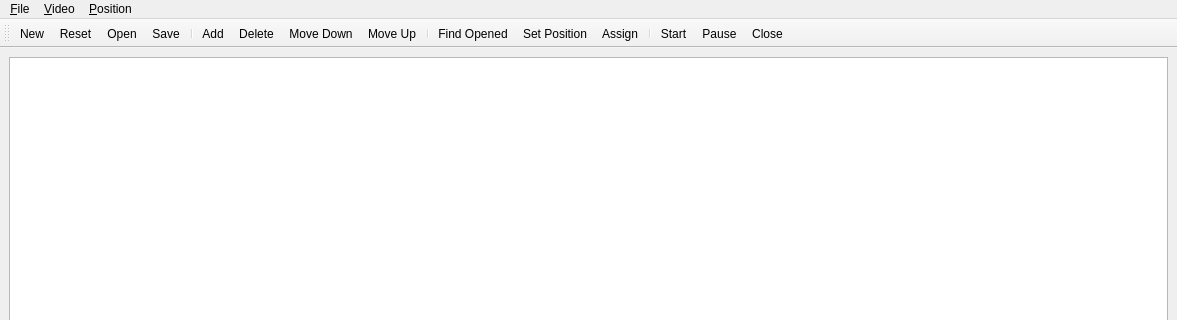
Qt form src/ui/vlc.ui (ostr00000/multi-video) before a commit; both pictures show x 0 to 1177 and y 0 to 320 of the 1177 by 474 pixel window.
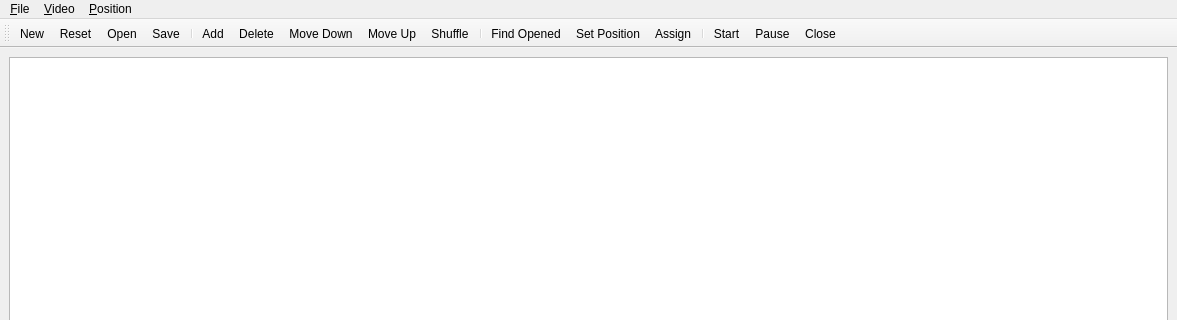
The same form after that commit. Icons and pictures are not drawn.

Commit message: shuffle action

What changed in the file:
```diff
--- a/src/ui/vlc.ui
+++ b/src/ui/vlc.ui
@@ -109,6 +109,7 @@
    <addaction name="actionDelete"/>
    <addaction name="actionMove_Down"/>
    <addaction name="actionMove_Up"/>
+      <addaction name="actionShuffle"/>
    <addaction name="separator"/>
    <addaction name="actionFind_Opened"/>
    <addaction name="actionSet_Position"/>
@@ -292,6 +293,14 @@
     <string>Ctrl+N</string>
    </property>
   </action>
+     <action name="actionShuffle">
+         <property name="icon">
+             <iconset theme="media-playlist-shuffle"/>
+         </property>
+         <property name="text">
+             <string>S&amp;huffle</string>
+         </property>
+     </action>
  </widget>
  <resources>
   <include location="../resources.qrc"/>
```
Left out of the diff: 4 changed lines with no effect on the pictures. Lines whose indentation alone changed are shown as unchanged. The commit also changes 3 other files.
